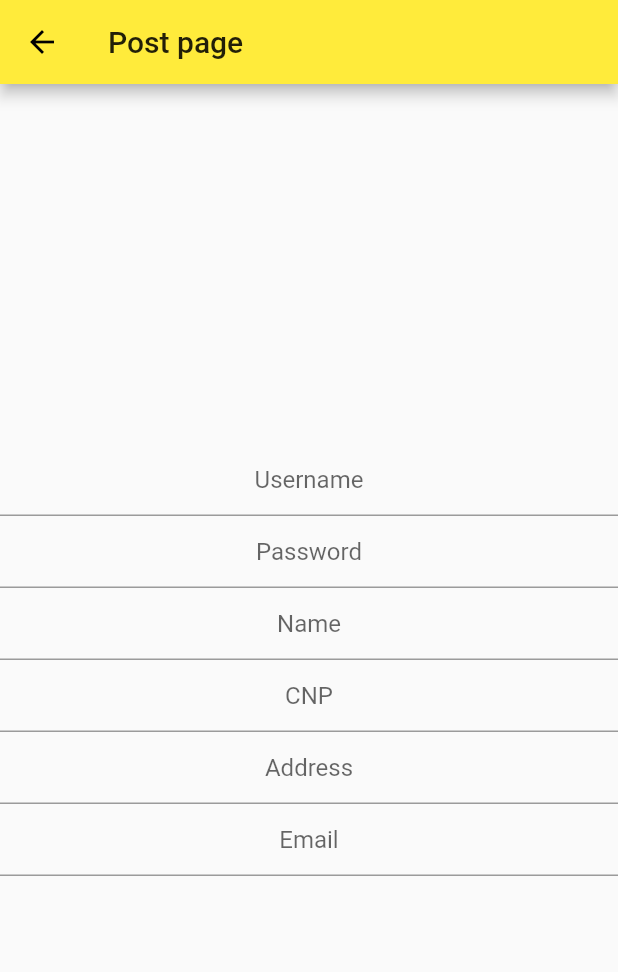
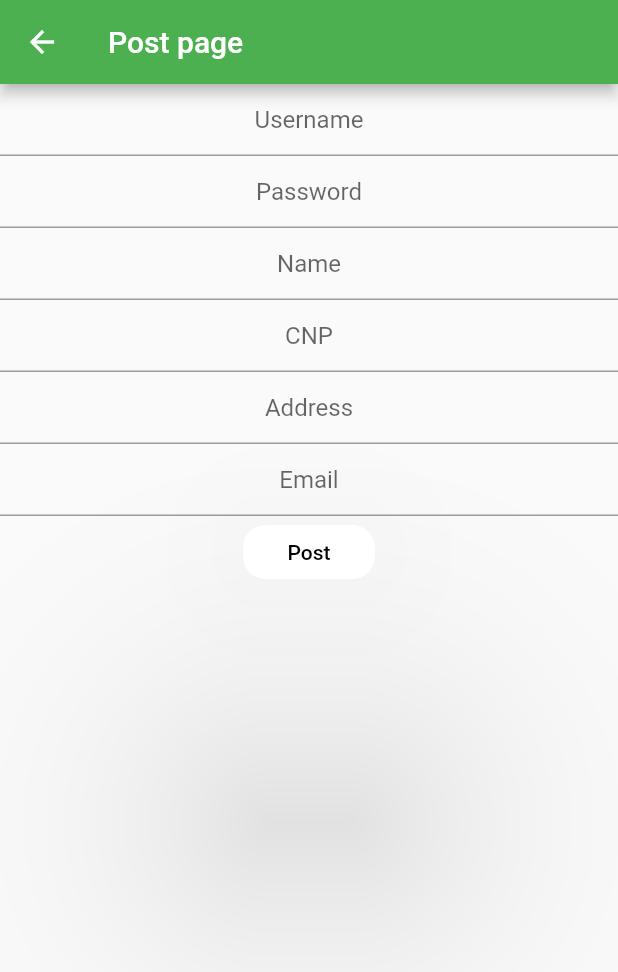
Before and after one commit to ioanabedreag/SerraProject, a Flutter app: the screen it shows after launch, after a tap on "Add New User", on a phone screen of 412 x 824 dp. Shown: the top 972 px of the screen. Run offline on Flutter 3.47's test engine with Material 2 defaults, Android fonts, the phone set to English and light mode, and no system bars; network calls fail; project files that could hold a hidden picture were left out.

Commit message:
Add Worker and Login pages

```diff
--- /dev/null
+++ b/flutter_farm/lib/home_page.dart
@@ -0,0 +1,77 @@
+import 'package:flutter/material.dart';
+
+import 'package:flutter_farm/post.dart';
+import 'package:flutter_farm/users_page.dart';
+import 'package:flutter_farm/worker_page.dart';
+
+import 'login_page.dart';
+
+class HomePage extends StatefulWidget {
+  HomePage({Key key, this.title}) : super(key: key);
+
+  final String title;
+
+  @override
+  _HomePageState createState() => _HomePageState();
+}
+
+class _HomePageState extends State<HomePage> {
+  @override
+  void initState() {
+    super.initState();
+  }
+
+  @override
+  Widget build(BuildContext context) {
+    return Scaffold(
+      appBar: AppBar(
+        title: Text(widget.title),
+      ),
+      body: Center(
+        child: Column(
+          mainAxisAlignment: MainAxisAlignment.center,
+          children: [
+            RaisedButton(
+              elevation: 90,
+              color: Colors.white,
+              textColor: Colors.black,
+              shape: RoundedRectangleBorder(
+                  borderRadius: BorderRadius.circular(15)),
+              onPressed: () {
+                Navigator.push(context,
+                    MaterialPageRoute(builder: (context) => LoginPage()));
+              },
+              child: Text("Login"),
+            ),
+            RaisedButton(
+              elevation: 90,
+              color: Colors.white,
+              textColor: Colors.black,
+              shape: RoundedRectangleBorder(
+                  borderRadius: BorderRadius.circular(15)),
+              onPressed: () {
+                Navigator.push(context,
+                    MaterialPageRoute(builder: (context) => PostPage()));
+              },
+              child: Text("Add New User"),
+            ),
+            RaisedButton(
+              elevation: 90,
+              color: Colors.white,
+              textColor: Colors.black,
+              shape: RoundedRectangleBorder(
+                  borderRadius: BorderRadius.circular(15)),
+              onPressed: () {
+                Navigator.push(
+                    context,
+                    MaterialPageRoute(
+                        builder: (context) => WorkerPage(title: "Worker")));
+              },
+              child: Text("Scan QR Code"),
+            )
+          ],
+        ),
+      ),
+    );
+  }
+}
--- a/flutter_farm/lib/main.dart
+++ b/flutter_farm/lib/main.dart
@@ -1,114 +1,19 @@
-import 'dart:convert';
+import 'package:flutter/material.dart';
 
-import 'package:flutter/material.dart';
-import 'package:flutter_farm/post.dart';
-import 'package:http/http.dart' as http;
-import 'dart:async';
+import 'package:flutter_farm/home_page.dart';
 
-void main() => runApp(MyApp());
+void main() => runApp(App());
 
-class MyApp extends StatelessWidget {
+class App extends StatelessWidget {
   @override
   Widget build(BuildContext context) {
     return MaterialApp(
       title: 'Flutter Demo',
       theme: ThemeData(
-        primarySwatch: Colors.yellow,
+        primarySwatch: Colors.green,
         visualDensity: VisualDensity.adaptivePlatformDensity,
       ),
-      home: MyHomePage(title: 'Farm'),
+      home: HomePage(title: 'Farm'),
     );
   }
 }
-
-class MyHomePage extends StatefulWidget {
-  MyHomePage({Key key, this.title}) : super(key: key);
-
-  final String title;
-
-  @override
-  _MyHomePageState createState() => _MyHomePageState();
-}
-
-class _MyHomePageState extends State<MyHomePage> {
-  List<dynamic> users = new List();
-
-  @override
-  void initState() {
-    super.initState();
-  }
-
-  Future<List<String>> fetchData() async {
-    var result =
-        await http.get("https://farmapi.conveyor.cloud/api/User/GetAllUsers");
-    var jsonResult = result.body;
-    setState(() {
-      users = json.decode(jsonResult);
-    });
-    return null;
-  }
-
-  @override
-  Widget build(BuildContext context) {
-    return Scaffold(
-      appBar: AppBar(
-        title: Text(widget.title),
-      ),
-      body: Center(
-        child: Column(
-          mainAxisAlignment: MainAxisAlignment.center,
-          children: <Widget>[
-            users.length == 0
-                ? RaisedButton(
-                    elevation: 90,
-                    color: Colors.white,
-                    textColor: Colors.black,
-                    shape: RoundedRectangleBorder(
-                        borderRadius: BorderRadius.circular(15)),
-                    onPressed: () {
-                      fetchData();
-                    },
-                    child: Text("Get All Users"),
-                  )
-                : Center(
-                    child: Column(
-                      children: <Widget>[
-                        for (var user in users)
-                          Text(user["Username"].toString() +
-                              " " +
-                              user["Password"].toString()),
-                        RaisedButton(
-                          elevation: 90,
-                          color: Colors.white,
-                          textColor: Colors.black,
-                          shape: RoundedRectangleBorder(
-                            borderRadius: BorderRadius.circular(15),
-                          ),
-                          onPressed: () {
-                            setState(() {
-                              users = new List();
-                            });
-                          },
-                          child: Text("Reset"),
-                        )
-                      ],
-                    ),
-                  ),
-            RaisedButton(
-              elevation: 90,
-              color: Colors.white,
-              textColor: Colors.black,
-              shape: RoundedRectangleBorder(
-                  borderRadius: BorderRadius.circular(15)),
-              onPressed: () {
-                Navigator.push(context,
-                    MaterialPageRoute(builder: (context) => PostPage()));
-              },
-              child: Text("Add New User"),
-            )
-          ],
-        ),
-      ),
-    );
-  }
-}
--- a/flutter_farm/lib/post.dart
+++ b/flutter_farm/lib/post.dart
@@ -89,7 +89,6 @@ class _PostPageState extends State<PostPage> {
       ),
       body: Center(
         child: Column(
-          mainAxisAlignment: MainAxisAlignment.center,
           children: <Widget>[
             TextField(
               textAlign: TextAlign.center,
@@ -139,6 +138,18 @@ class _PostPageState extends State<PostPage> {
               },
               decoration: InputDecoration(hintText: "Email"),
             ),
+            RaisedButton(
+              elevation: 90,
+              color: Colors.white,
+              textColor: Colors.black,
+              shape: RoundedRectangleBorder(
+                  borderRadius: BorderRadius.circular(15)),
+              onPressed: () {
+                Navigator.push(context,
+                    MaterialPageRoute(builder: (context) => PostPage()));
+              },
+              child: Text("Post"),
+            )
           ],
         ),
       ),
```
Also changed, not shown: flutter_farm/lib/login_page.dart (added, +106 -0 lines), flutter_farm/lib/user.dart (added, +35 -0 lines), flutter_farm/lib/users_page.dart (added, +65 -0 lines), flutter_farm/lib/worker_page.dart (added, +51 -0 lines).
